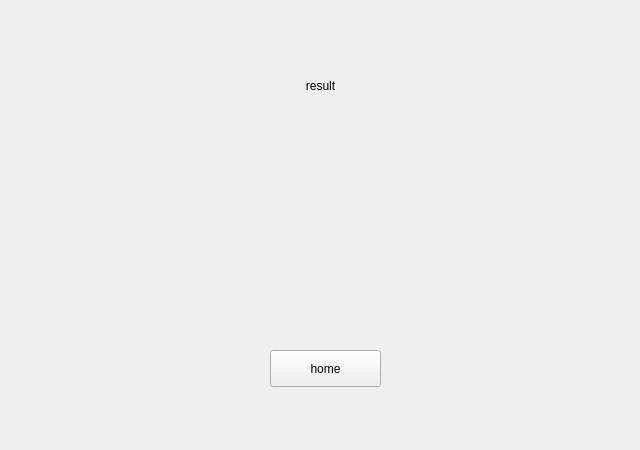
Before: the Qt Designer form src/qt6-ui/end_game.ui in Aesistril/tubitak-flag, drawn with Qt 5.
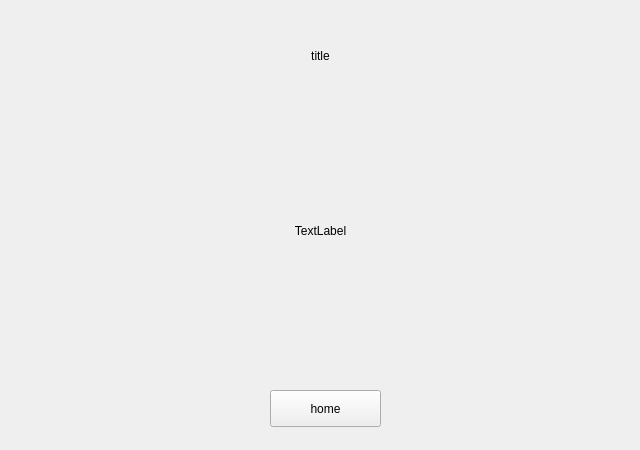
After: the same form once the commit is applied.

Commit message: Added region game

Patch:
```diff
--- a/src/qt6-ui/end_game.ui
+++ b/src/qt6-ui/end_game.ui
@@ -13,23 +13,23 @@
   <property name="windowTitle">
    <string>Form</string>
   </property>
-  <widget class="QLabel" name="result">
+  <widget class="QLabel" name="title">
    <property name="geometry">
     <rect>
      <x>0</x>
      <y>10</y>
      <width>641</width>
-     <height>151</height>
+     <height>91</height>
     </rect>
    </property>
    <property name="layoutDirection">
     <enum>Qt::LeftToRight</enum>
    </property>
    <property name="styleSheet">
-    <string notr="true">font: 22pt &quot;Noto Sans&quot;;</string>
+    <string notr="true">font: 25 22pt &quot;Noto Sans&quot;;</string>
    </property>
    <property name="text">
-    <string>result</string>
+    <string>title</string>
    </property>
    <property name="alignment">
     <set>Qt::AlignCenter</set>
@@ -39,7 +39,7 @@
    <property name="geometry">
     <rect>
      <x>270</x>
-     <y>350</y>
+     <y>390</y>
      <width>111</width>
      <height>37</height>
     </rect>
@@ -48,6 +48,25 @@
     <string>home</string>
    </property>
   </widget>
+  <widget class="QLabel" name="result">
+   <property name="geometry">
+    <rect>
+     <x>0</x>
+     <y>100</y>
+     <width>641</width>
+     <height>261</height>
+    </rect>
+   </property>
+   <property name="styleSheet">
+    <string notr="true">font:  12pt &quot;Noto Sans&quot;;</string>
+   </property>
+   <property name="text">
+    <string>TextLabel</string>
+   </property>
+   <property name="alignment">
+    <set>Qt::AlignCenter</set>
+   </property>
+  </widget>
  </widget>
  <resources/>
  <connections/>
```
The commit also changes 4 other files.
